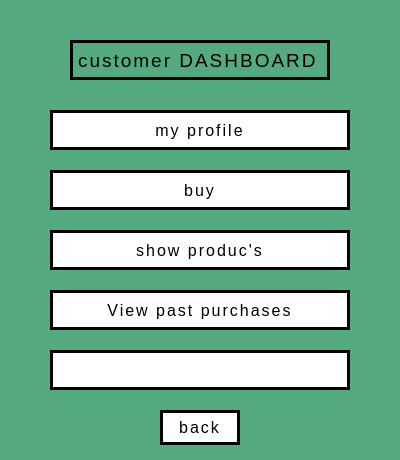
The window that customerdashboard.ui (M0tgh3y/MOT-Stor-Qt) describes before a commit, drawn with Qt 5.
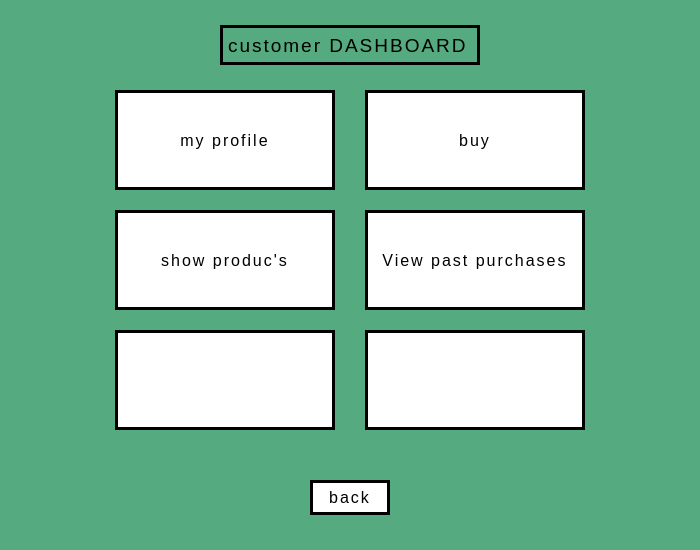
The same window after the commit.

Patch:
```diff
--- a/customerdashboard.ui
+++ b/customerdashboard.ui
@@ -6,8 +6,8 @@
    <rect>
     <x>0</x>
     <y>0</y>
-    <width>400</width>
-    <height>460</height>
+    <width>700</width>
+    <height>550</height>
    </rect>
   </property>
   <property name="windowTitle">
@@ -19,10 +19,10 @@
   <widget class="QPushButton" name="addNMan">
    <property name="geometry">
     <rect>
-     <x>50</x>
-     <y>170</y>
-     <width>300</width>
-     <height>40</height>
+     <x>365</x>
+     <y>90</y>
+     <width>220</width>
+     <height>100</height>
     </rect>
    </property>
    <property name="sizePolicy">
@@ -71,10 +71,10 @@
   <widget class="QPushButton" name="addNPro">
    <property name="geometry">
     <rect>
-     <x>50</x>
-     <y>110</y>
-     <width>300</width>
-     <height>40</height>
+     <x>115</x>
+     <y>90</y>
+     <width>220</width>
+     <height>100</height>
     </rect>
    </property>
    <property name="sizePolicy">
@@ -123,10 +123,10 @@
   <widget class="QPushButton" name="showMan">
    <property name="geometry">
     <rect>
-     <x>50</x>
-     <y>290</y>
-     <width>300</width>
-     <height>40</height>
+     <x>365</x>
+     <y>210</y>
+     <width>220</width>
+     <height>100</height>
     </rect>
    </property>
    <property name="sizePolicy">
@@ -175,10 +175,10 @@
   <widget class="QPushButton" name="showPro">
    <property name="geometry">
     <rect>
-     <x>50</x>
-     <y>230</y>
-     <width>300</width>
-     <height>40</height>
+     <x>115</x>
+     <y>210</y>
+     <width>220</width>
+     <height>100</height>
     </rect>
    </property>
    <property name="sizePolicy">
@@ -227,8 +227,8 @@
   <widget class="QLabel" name="mandash">
    <property name="geometry">
     <rect>
-     <x>70</x>
-     <y>40</y>
+     <x>220</x>
+     <y>25</y>
      <width>260</width>
      <height>40</height>
     </rect>
@@ -253,10 +253,10 @@
   <widget class="QPushButton" name="incrasePro">
    <property name="geometry">
     <rect>
-     <x>50</x>
-     <y>350</y>
-     <width>300</width>
-     <height>40</height>
+     <x>115</x>
+     <y>330</y>
+     <width>220</width>
+     <height>100</height>
     </rect>
    </property>
    <property name="sizePolicy">
@@ -305,8 +305,8 @@
   <widget class="QPushButton" name="back">
    <property name="geometry">
     <rect>
-     <x>160</x>
-     <y>410</y>
+     <x>310</x>
+     <y>480</y>
      <width>80</width>
      <height>35</height>
     </rect>
@@ -354,6 +354,58 @@
     <string>back</string>
    </property>
   </widget>
+  <widget class="QPushButton" name="incrasePro_2">
+   <property name="geometry">
+    <rect>
+     <x>365</x>
+     <y>330</y>
+     <width>220</width>
+     <height>100</height>
+    </rect>
+   </property>
+   <property name="sizePolicy">
+    <sizepolicy hsizetype="Minimum" vsizetype="Maximum">
+     <horstretch>0</horstretch>
+     <verstretch>0</verstretch>
+    </sizepolicy>
+   </property>
+   <property name="cursor">
+    <cursorShape>PointingHandCursor</cursorShape>
+   </property>
+   <property name="styleSheet">
+    <string notr="true">QPushButton {
+    font-family: &quot;Open Sans&quot;, sans-serif;
+    font-size: 11px;
+    letter-spacing: 2px;
+    text-decoration: none;
+    text-transform: uppercase;
+    color: #000;
+    border: 3px solid #000;   /* Solid border */
+    padding: 0.25em 0.5em;
+    border-radius: 15px 225px 255px 15px;  /* Custom border radius */
+    position: relative;
+    background-color: #fff;   /* White background for the button */
+    transition: all 0.3s ease; /* Smooth transition for hover effect */
+}
+
+QPushButton:hover {
+    background-color: #e0e0e0;  /* Change background color on hover */
+    border: 3px solid #888;     /* Lighter border on hover */
+    transform: scale(1.05);      /* Slightly increase the size on hover */
+}
+
+QPushButton:pressed {
+    border: 3px solid #333;  /* Darker border on press */
+    background-color: #f0f0f0;  /* Change background color when pressed */
+    top: 5px;
+    left: 5px;
+}
+</string>
+   </property>
+   <property name="text">
+    <string/>
+   </property>
+  </widget>
  </widget>
  <resources/>
  <connections/>
```
